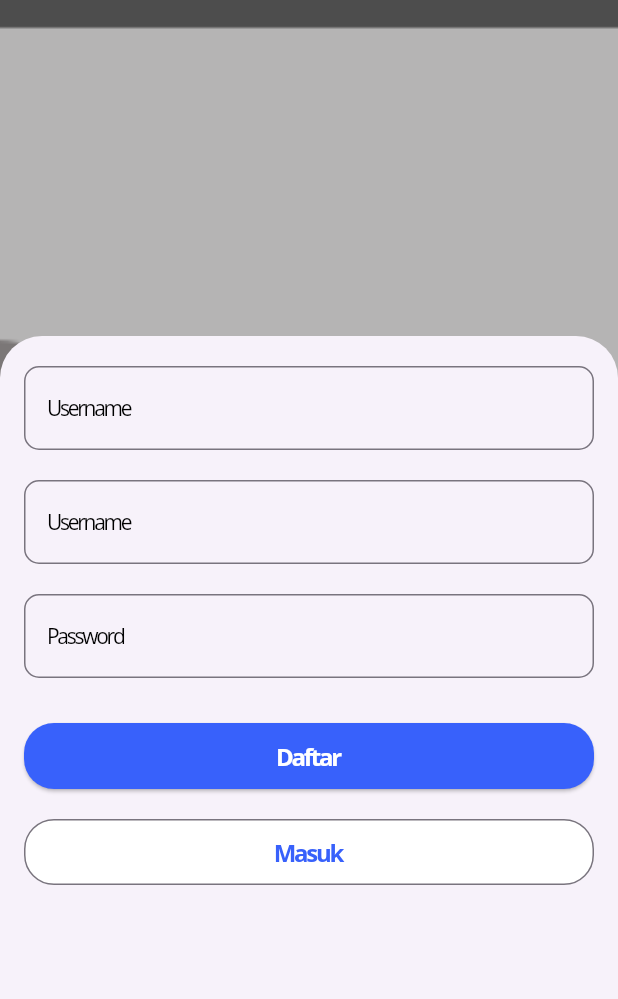
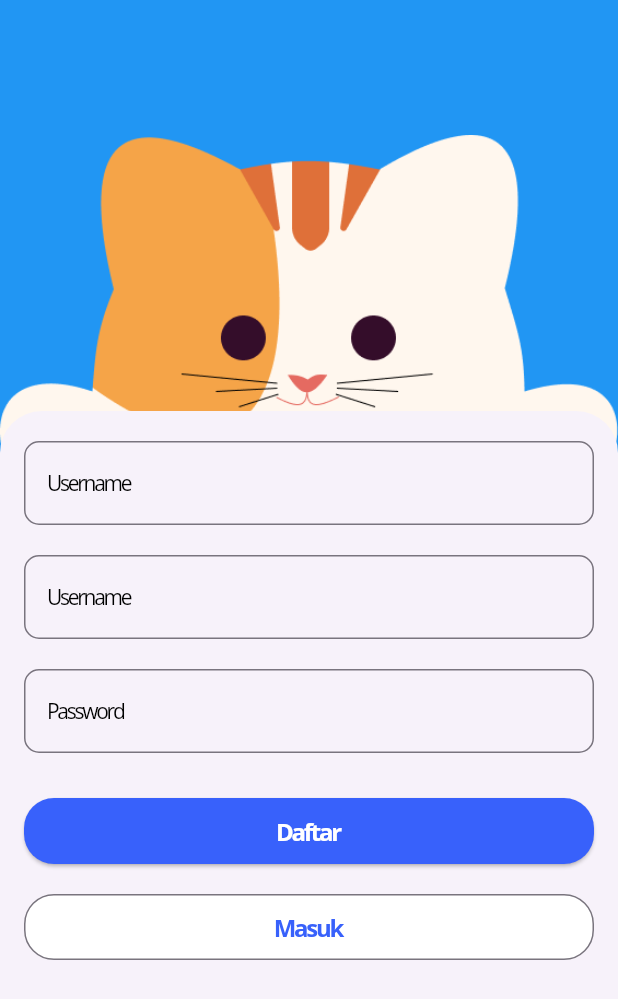
Before and after one commit to raysiagian/raysiagian-Kindergarten-Final-Project, a Flutter app: the screen it shows after launch, after a tap on the "arrow forward" icon, after a tap on "Lewati", after a tap on "Daftar", on a phone screen of 412 x 824 dp. Shown: the top 999 px of the screen. Run offline on Flutter 3.47's test engine with Material 3 defaults, Android fonts, the phone set to English and light mode, and no system bars; our stand-ins replace audioplayers, carousel_slider.

Commit message:
perbaikan sementara pada tampilan auth

```diff
--- a/mobile/vak_app/lib/screen/auth/loginScreen/main/loginScreen.dart
+++ b/mobile/vak_app/lib/screen/auth/loginScreen/main/loginScreen.dart
@@ -11,14 +11,16 @@ class LoginScreen extends StatefulWidget {
 class _LoginScreenState extends State<LoginScreen> {
   @override
   Widget build(BuildContext context) {
-    return Scaffold(
+    return SafeArea(
+      child: Scaffold(
         backgroundColor: Colors.blue,
         body: Container(
-      decoration: BoxDecoration(
-          image: DecorationImage(
-            image: AssetImage("assets/images/component/LoFi-Onboarding Image.png"),
-            fit: BoxFit.cover,
-          ),
+          child: Column(
+            crossAxisAlignment: CrossAxisAlignment.center,
+            children: [
+              const SizedBox(height: 250,),
+              Image.asset("assets/images/component/HiFi-Cat.png"),
+            ],
           ),
         ),
         bottomSheet: Container(
@@ -34,6 +36,7 @@ class _LoginScreenState extends State<LoginScreen> {
               child: LoginFormWidget(),
           ),
         ),
+      ),
     );
   }
 }
--- a/mobile/vak_app/lib/screen/auth/registrationScreen/main/registrationScreen.dart
+++ b/mobile/vak_app/lib/screen/auth/registrationScreen/main/registrationScreen.dart
@@ -11,17 +11,20 @@ class RegistrationScreen extends StatefulWidget {
 class _RegistrationScreenState extends State<RegistrationScreen> {
   @override
   Widget build(BuildContext context) {
-    return Scaffold(
+    return SafeArea(
+      child: Scaffold(
+        backgroundColor: Colors.blue,
         body: Container(
-        decoration: BoxDecoration(
-          image: DecorationImage(
-            image: AssetImage("assets/images/component/LoFi-Onboarding Image.png"),
-            fit: BoxFit.cover,
-          ),
+          child: Column(
+            crossAxisAlignment: CrossAxisAlignment.center,
+            children: [
+              const SizedBox(height: 90,),
+              Image.asset("assets/images/component/HiFi-Cat.png"),
+            ],
           ),
         ),
         bottomSheet: Container(
-        height: 600,
+          height: 550,
           decoration: BoxDecoration(
             borderRadius: BorderRadius.only(
               topLeft: Radius.circular(20),
@@ -33,6 +36,7 @@ class _RegistrationScreenState extends State<RegistrationScreen> {
               child: RegistrationFormWidget(),
           ),
         ),
+      )
     );
   }
 }
--- a/mobile/vak_app/lib/screen/homeScreen/main/homeScreen.dart
+++ b/mobile/vak_app/lib/screen/homeScreen/main/homeScreen.dart
@@ -97,7 +97,7 @@ class _HomeScreenState extends State<HomeScreen> {
                     height: 70,
                     decoration: BoxDecoration(
                        image: DecorationImage(
-                        image: AssetImage("assets/images/component/HiFi-English Subject Icon.png"),
+                        image: AssetImage("assets/images/component/HiFi-Bahasa Inggris Subject Icon.png"),
                         fit: BoxFit.cover,
                       ),
                     ),
--- a/mobile/vak_app/lib/screen/onboardingScreen/main/onboardingScreen.dart
+++ b/mobile/vak_app/lib/screen/onboardingScreen/main/onboardingScreen.dart
@@ -57,17 +57,17 @@ class _OnboardingScreenState extends State<OnboardingScreen> {
                   },
                   children: [
                     _buildPage(
-                        "assets/images/component/LoFi-Onboarding Image.png",
-                        "Welcome",
-                        "This is the first onboarding screen"),
+                        "assets/images/component/HiFI-Dummy.png",
+                        "Bermain Dan Belajar",
+                        "Belajar dengan cara yang asik dan menyenangkan"),
                     _buildPage(
-                        "assets/images/component/LoFi-Onboarding Image.png",
-                        "Features",
-                        "Here are some features of our app"),
+                        "assets/images/component/HiFI-Dummy.png",
+                        "Metode yang sempurna",
+                        "Metode yang tepat buat gaya belajarmu"),
                     _buildPage(
-                        "assets/images/component/LoFi-Onboarding Image.png",
-                        "Get Started",
-                        "Sign up or login to continue"),
+                        "assets/images/component/HiFI-Dummy.png",
+                        "Lihat Statistikmu",
+                        "Lihatlah bagaimana kamu berkembang"),
                   ],
                 ),
               ),
@@ -82,7 +82,7 @@ class _OnboardingScreenState extends State<OnboardingScreen> {
                     onPressed: () => _controller.jumpToPage(2),
                     child: Text(
                       "Lewati",
-                      style: TextStyle(color: Colors.blue, fontSize: 16),
+                      style: TextStyle(color: LocalColor.primary, fontSize: 16),
                     ),
                   )
                 : SizedBox.shrink(),
--- a/mobile/vak_app/lib/screen/splashScreen/main/splashScreen.dart
+++ b/mobile/vak_app/lib/screen/splashScreen/main/splashScreen.dart
@@ -14,7 +14,7 @@ class _SplashScreenState extends State<SplashScreen> {
   @override
   void initState() {
     super.initState();
-    Timer(const Duration(seconds: 3), () {
+    Timer(const Duration(seconds: 1), () {
       Navigator.pushReplacement(
         context,
         MaterialPageRoute(builder: (context) => const SplashScreen2()),
@@ -31,18 +31,9 @@ class _SplashScreenState extends State<SplashScreen> {
           mainAxisAlignment: MainAxisAlignment.center,
           children: [
             Image.asset(
-              "assets/images/component/LoFi-Subject Cat Image.png",
+              "assets/images/component/Text type Logo App white.png",
               width: 150,
               height: 150,
-            ),
-            const SizedBox(height: 20),
-            const Text(
-              "Welcome to Vak App",
-              style: TextStyle(
-                fontSize: 20,
-                fontWeight: FontWeight.bold,
-                color: Colors.white,
-              ),
             ),
           ],
         ),
@@ -62,7 +53,7 @@ class _SplashScreen2State extends State<SplashScreen2> {
   @override
   void initState() {
     super.initState();
-    Timer(const Duration(seconds: 3), () {
+    Timer(const Duration(seconds: 1), () {
       Navigator.pushReplacement(
         context,
         MaterialPageRoute(builder: (context) => OnboardingScreen()),
@@ -73,24 +64,15 @@ class _SplashScreen2State extends State<SplashScreen2> {
   @override
   Widget build(BuildContext context) {
     return Scaffold(
-      backgroundColor: Colors.deepPurple,
+     backgroundColor: LocalColor.primary,
       body: Center(
         child: Column(
           mainAxisAlignment: MainAxisAlignment.center,
           children: [
             Image.asset(
-               "assets/images/component/LoFi-Subject Cat Image.png",
+               "assets/images/component/dummy splash.png",
               width: 150,
               height: 150,
-            ),
-            const SizedBox(height: 20),
-            const Text(
-              "Powered by Flutter",
-              style: TextStyle(
-                fontSize: 20,
-                fontWeight: FontWeight.bold,
-                color: Colors.white,
-              ),
             ),
           ],
         ),
```
Also changed, not shown: mobile/vak_app/assets/images/component/HiFI-Dummy.png (added), mobile/vak_app/assets/images/component/HiFi-Cat.png (added), mobile/vak_app/assets/images/component/dummy splash.png (added). Lines whose indentation alone changed are shown as unchanged.
